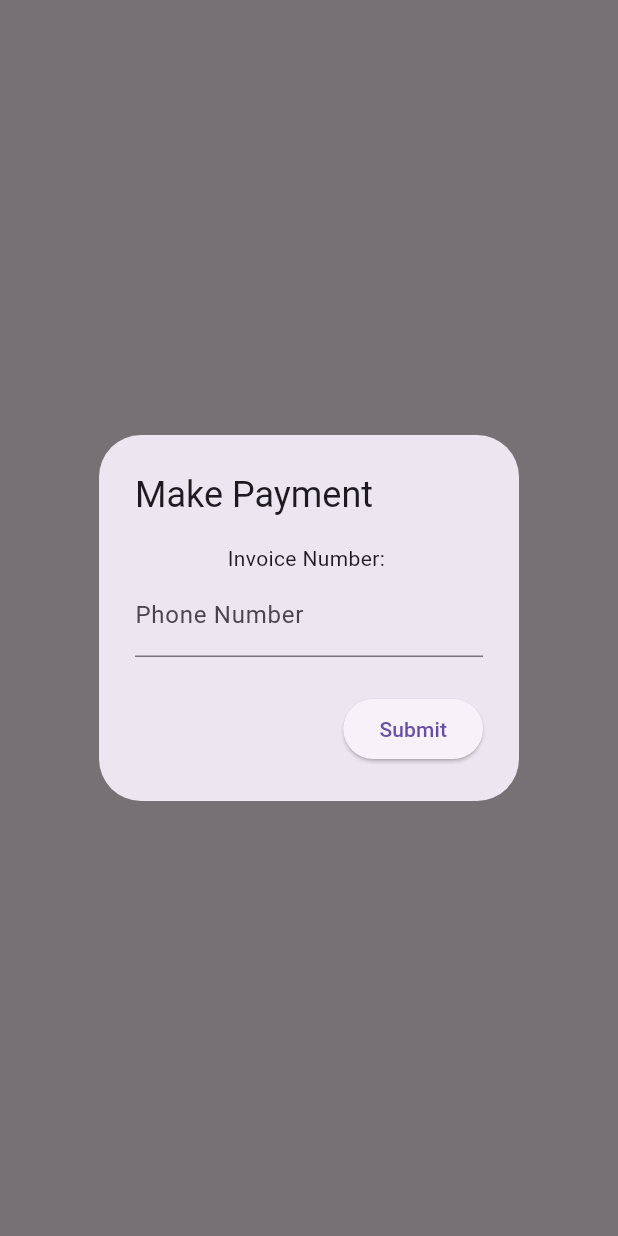
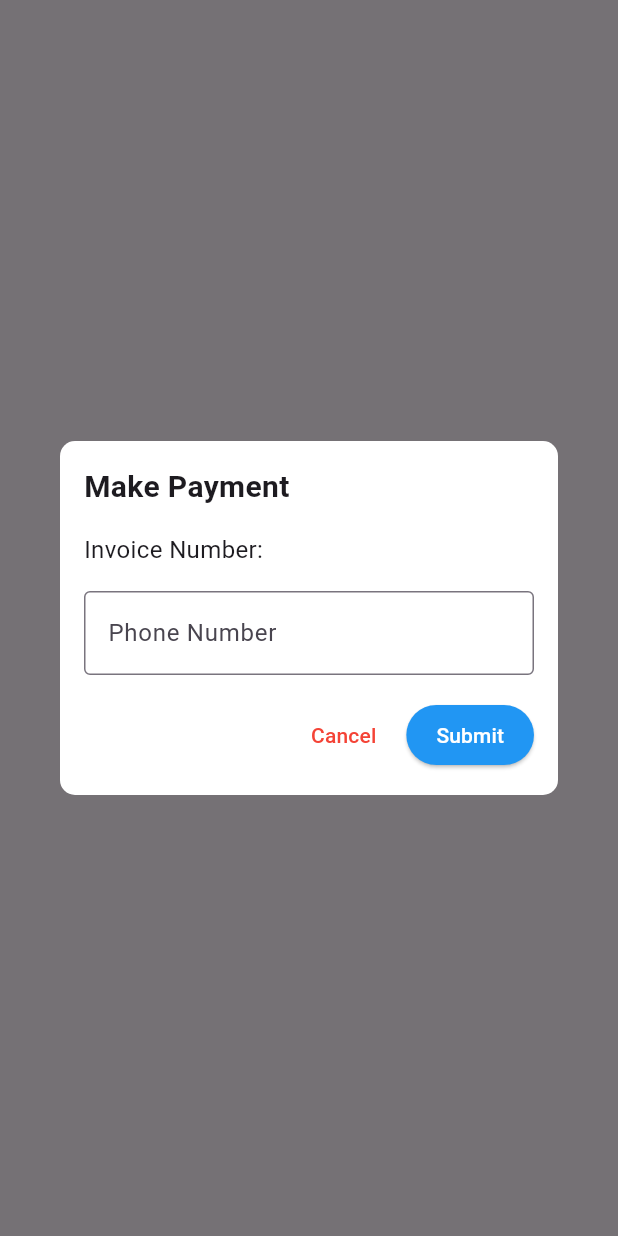
Before and after one commit to Blackscure/invoice-v2, a Flutter app: what showPaymentDialog() shows on an empty page, opened directly with empty values, on a phone screen of 412 x 824 dp. Run offline on Flutter 3.47's test engine with Material 3 defaults, Android fonts, the phone set to English and light mode, and no system bars; network calls fail.

```diff
--- a/lib/screens/home_screen.dart
+++ b/lib/screens/home_screen.dart
@@ -95,7 +95,6 @@ class _CreateInvoiceFormState extends State<CreateInvoiceForm> {
     _amountController.dispose();
     super.dispose();
   }
-
   @override
   Widget build(BuildContext context) {
     return Padding(
@@ -128,6 +127,18 @@ class _CreateInvoiceFormState extends State<CreateInvoiceForm> {
               final amount = double.tryParse(_amountController.text) ?? 0.0;
               widget.onSubmit(invoiceNumber, amount);
               Navigator.pop(context); // Close the modal after submission
+
+              // Show success message
+              ScaffoldMessenger.of(context).showSnackBar(
+                SnackBar(
+                  backgroundColor: Colors.green, // Background color
+                  content: Text(
+                    'Invoice created successfully',
+                    style: TextStyle(color: Colors.white), // Text color
+                  ),
+                  duration: Duration(seconds: 2), // Adjust the duration as needed
+                ),
+              );
             },
             child: Text('Create Invoice'),
           ),
@@ -135,6 +146,9 @@ class _CreateInvoiceFormState extends State<CreateInvoiceForm> {
       ),
     );
   }
+
+
+
 }
 
 void main() {
--- a/lib/utils/dialog_helpers.dart
+++ b/lib/utils/dialog_helpers.dart
@@ -13,34 +13,109 @@ void showCreateInvoiceForm(BuildContext context, Function(String, double) onSubm
   );
 }
 
+
+
 void showPaymentDialog(BuildContext context, String invoiceNumber, Function(String, String) onSubmit) {
   showDialog(
     context: context,
     builder: (BuildContext context) {
       final TextEditingController phoneNumberController = TextEditingController();
+      bool isLoading = false; // Track loading state
 
-      return AlertDialog(
-        title: Text('Make Payment'),
-        content: Column(
+      return StatefulBuilder(
+        builder: (BuildContext context, StateSetter setState) {
+          void handleSubmit() async {
+            if (isLoading) return; // Prevent multiple submissions
+
+            setState(() {
+              isLoading = true; // Start loading
+            });
+
+            final phoneNumber = phoneNumberController.text;
+            try {
+              await onSubmit(invoiceNumber, phoneNumber);
+              Navigator.of(context).pop(); // Close the dialog after successful submission
+            } finally {
+              setState(() {
+                isLoading = false; // Stop loading
+              });
+            }
+          }
+
+          return Dialog(
+            shape: RoundedRectangleBorder(
+              borderRadius: BorderRadius.circular(10.0),
+            ),
+            elevation: 8.0,
+            backgroundColor: Colors.white,
+            child: Container(
+              padding: EdgeInsets.all(16.0),
+              child: Column(
                 mainAxisSize: MainAxisSize.min,
+                crossAxisAlignment: CrossAxisAlignment.start,
                 children: [
-            Text('Invoice Number: $invoiceNumber'),
+                  Text(
+                    'Make Payment',
+                    style: TextStyle(
+                      fontWeight: FontWeight.bold,
+                      fontSize: 20.0,
+                    ),
+                  ),
+                  SizedBox(height: 16.0),
+                  Text(
+                    'Invoice Number: $invoiceNumber',
+                    style: TextStyle(
+                      fontSize: 16.0,
+                    ),
+                  ),
+                  SizedBox(height: 16.0),
                   TextField(
                     controller: phoneNumberController,
-              decoration: InputDecoration(labelText: 'Phone Number'),
+                    keyboardType: TextInputType.phone,
+                    decoration: InputDecoration(
+                      labelText: 'Phone Number',
+                      hintText: '254712345678',
+                      border: OutlineInputBorder(),
+                    ),
+                  ),
+                  SizedBox(height: 16.0),
+                  Row(
+                    mainAxisAlignment: MainAxisAlignment.end,
+                    children: [
+                      TextButton(
+                        onPressed: () {
+                          Navigator.of(context).pop(); // Close the dialog
+                        },
+                        child: Text(
+                          'Cancel',
+                          style: TextStyle(
+                            color: Colors.red,
+                          ),
+                        ),
+                      ),
+                      SizedBox(width: 8.0),
+                      ElevatedButton(
+                        onPressed: isLoading ? null : handleSubmit,
+                        style: ElevatedButton.styleFrom(
+                          foregroundColor: Colors.white, backgroundColor: Colors.blue,
+                          shape: RoundedRectangleBorder(
+                            borderRadius: BorderRadius.circular(20.0),
+                          ),
+                          padding: EdgeInsets.symmetric(horizontal: 20.0),
+                        ),
+                        child: isLoading
+                            ? CircularProgressIndicator(
+                          valueColor: AlwaysStoppedAnimation<Color>(Colors.white),
+                        )
+                            : Text('Submit'),
                       ),
                     ],
                   ),
-        actions: [
-          ElevatedButton(
-            onPressed: () {
-              final phoneNumber = phoneNumberController.text;
-              onSubmit(invoiceNumber, phoneNumber);
-              Navigator.pop(context);
+                ],
+              ),
+            ),
+          );
         },
-            child: Text('Submit'),
-          ),
-        ],
       );
     },
   );
```
Lines whose indentation alone changed are shown as unchanged.
